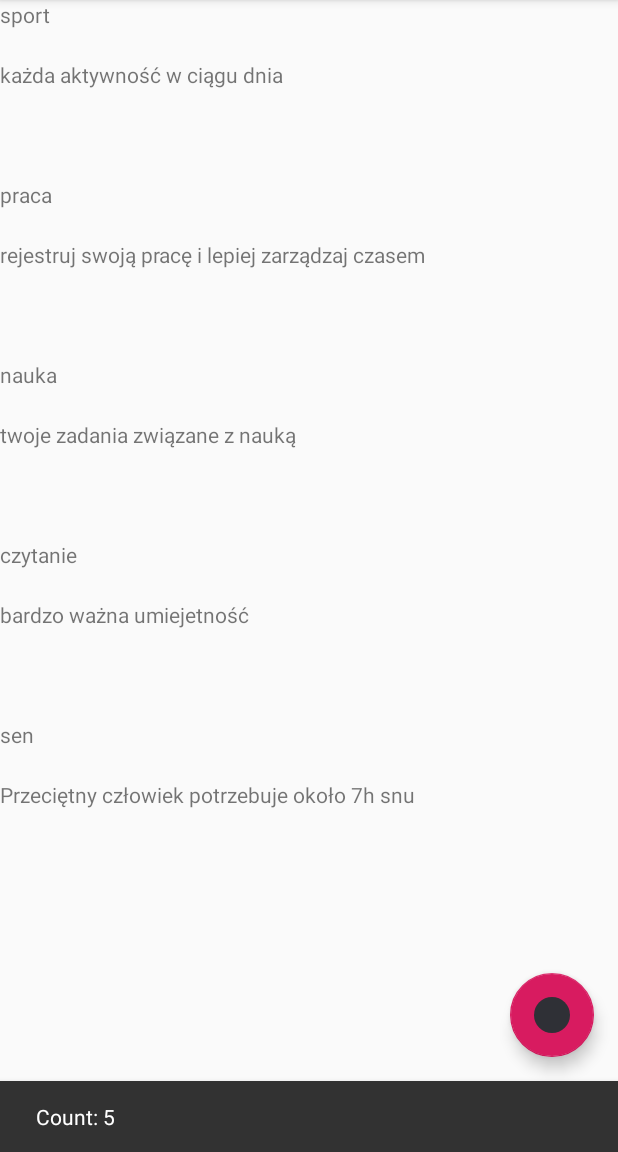
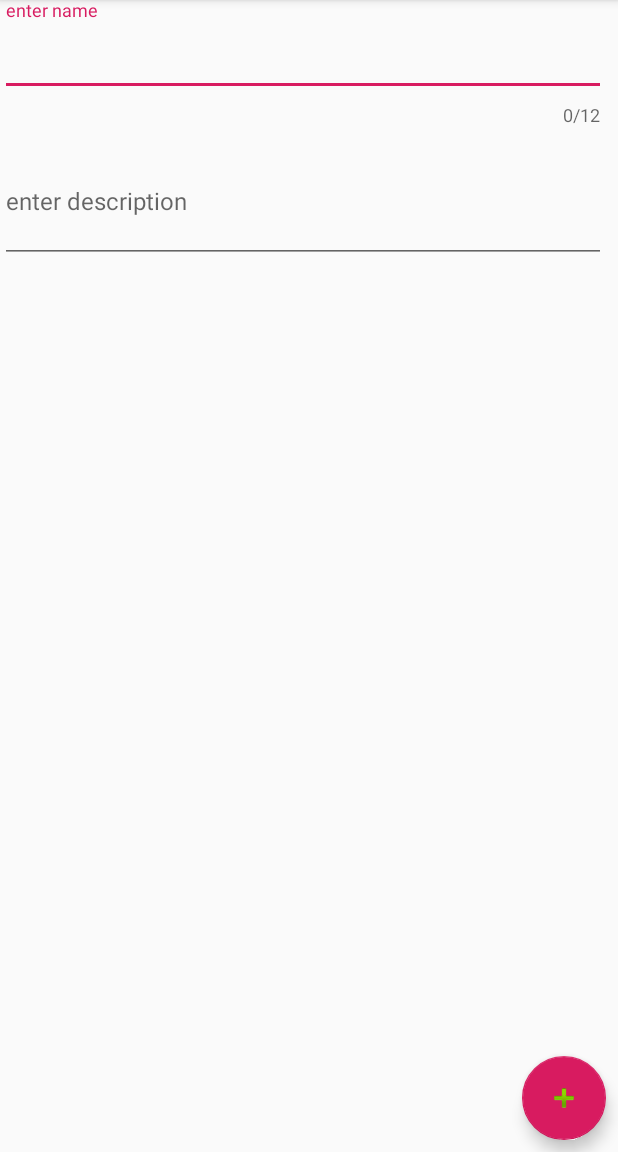
Before and after one commit to soczystys/android-timer, an Android app: the ActionsActivity screen opened directly, with no data from a screen before it, after a tap on an icon or button, on a phone screen of 412 x 824 dp, the part 84-1236 px from its top. Run offline under Robolectric (Android 15) with nearby library versions, the phone set to English and light mode, and no system bars; our stand-ins replace Room's generated code.

Commit message:
creating new action

```diff
--- a/app/build.gradle
+++ b/app/build.gradle
@@ -61,4 +61,5 @@ dependencies {
     annotationProcessor "androidx.room:room-compiler:$room_version"
     implementation 'androidx.gridlayout:gridlayout:1.0.0'
     implementation 'androidx.recyclerview:recyclerview:1.0.0'
+    implementation 'com.google.android.material:material:1.0.0'
 }
--- a/app/src/main/AndroidManifest.xml
+++ b/app/src/main/AndroidManifest.xml
@@ -9,7 +9,8 @@
         android:roundIcon="@mipmap/ic_launcher_round"
         android:supportsRtl="true"
         android:theme="@style/AppTheme">
-        <activity android:name=".main.data.roomexample.activityexample.ExampleActivity"></activity>
+        <activity android:name=".main.actions.ActionAddActivity"></activity>
+        <activity android:name=".main.data.roomexample.activityexample.ExampleActivity" />
         <activity android:name=".main.actions.ActionsActivity" />
         <activity android:name=".main.logs.LogsActivity" />
         <activity android:name=".main.timer.TimerActivity" />
--- /dev/null
+++ b/app/src/main/java/com/myprojects/android_timer/main/actions/ActionAddActivity.java
@@ -0,0 +1,59 @@
+package com.myprojects.android_timer.main.actions;
+
+import androidx.annotation.Nullable;
+import androidx.appcompat.app.AppCompatActivity;
+
+import android.content.Intent;
+import android.os.Bundle;
+import android.view.View;
+
+import com.google.android.material.textfield.TextInputLayout;
+import com.myprojects.android_timer.R;
+import com.myprojects.android_timer.main.data.newdata.entity.ActionEntity;
+
+import java.util.List;
+
+public class ActionAddActivity extends AppCompatActivity {
+    private TextInputLayout textInputTitle;
+    private TextInputLayout textInputDescription;
+    private List<String> list;
+    private ActionEntity actionEntity;
+
+    @Override
+    protected void onCreate(Bundle savedInstanceState) {
+        super.onCreate(savedInstanceState);
+        setContentView(R.layout.activity_action_add);
+        textInputTitle = findViewById(R.id.activity_action_add_name_layout);
+        textInputDescription = findViewById(R.id.activity_action_add_description_layout);
+    }
+
+    public boolean validate() {
+        list = getIntent().getStringArrayListExtra("LIST_OF_TITLES");
+        String title = textInputTitle.getEditText().getText().toString();
+        String description = textInputDescription.getEditText().getText().toString();
+        if (title.isEmpty()) {
+            textInputTitle.setError("Field can't be empty");
+            return false;
+        } else if (list.contains(title)) {
+            textInputTitle.setError("theres already an activity with given name");
+            return false;
+        } else if (title.length() > 12) {
+            textInputTitle.setError("name cant have more than 12 characters");
+            return false;
+        } else {
+            textInputTitle.setError(null);
+            actionEntity = new ActionEntity(title, description);
+            return true;
+//            textInputTitle.setErrorEnabled(false);
+        }
+    }
+
+    public void click(View view) {
+        if (validate()) {
+            Intent resultIntent = new Intent();
+            resultIntent.putExtra("RESULT_NEW_ACTION", actionEntity);
+            setResult(RESULT_OK, resultIntent);
+            finish();
+        }
+    }
+}
--- a/app/src/main/java/com/myprojects/android_timer/main/actions/ActionsActivity.java
+++ b/app/src/main/java/com/myprojects/android_timer/main/actions/ActionsActivity.java
@@ -1,11 +1,13 @@
 package com.myprojects.android_timer.main.actions;
 
+import androidx.annotation.Nullable;
 import androidx.appcompat.app.AppCompatActivity;
 import androidx.lifecycle.Observer;
 import androidx.lifecycle.ViewModelProviders;
 import androidx.recyclerview.widget.LinearLayoutManager;
 import androidx.recyclerview.widget.RecyclerView;
 
+import android.content.Intent;
 import android.os.Bundle;
 import android.view.View;
 import android.widget.Toast;
@@ -15,15 +17,19 @@ import com.google.android.material.snackbar.Snackbar;
 import com.myprojects.android_timer.R;
 import com.myprojects.android_timer.main.data.newdata.entity.ActionEntity;
 
+import java.util.ArrayList;
 import java.util.List;
 
 public class ActionsActivity extends AppCompatActivity {
-
+    private static final int NEW_ACTION = 229;
     private ActionsViewModel viewModel;
+    private FloatingActionButton fab;
+    private static ActionsActivity instance;
 
     @Override
     protected void onCreate(Bundle savedInstanceState) {
         super.onCreate(savedInstanceState);
+        instance = this;
         setContentView(R.layout.activity_actions);
         initRecyclerView();
     }
@@ -41,13 +47,40 @@ public class ActionsActivity extends AppCompatActivity {
                 adapter.setList(actionEntities);
             }
         });
-        FloatingActionButton fab = findViewById(R.id.fab_show_count);
+        fab = findViewById(R.id.fab_show_count);
         fab.setOnClickListener(new View.OnClickListener() {
             @Override
             public void onClick(View view) {
                 Snackbar.make(view, "Count: " + adapter.getItemCount(), Snackbar.LENGTH_LONG)
                         .setAction("ActionEntity", null).show();
+                Intent addActivityIntent = new Intent(instance, ActionAddActivity.class);
+                addActivityIntent.putStringArrayListExtra("LIST_OF_TITLES",
+                        (ArrayList<String>) getTitlesList());
+                startActivityForResult(addActivityIntent, NEW_ACTION);
             }
         });
+
+    }
+
+    private List<String> getTitlesList() {
+        List<String> list = new ArrayList<>();
+        List<ActionEntity> actions = viewModel.getAllActions().getValue();
+        for (ActionEntity actionEntity:actions) {
+            list.add(actionEntity.getName());
+        }
+        return list;
+    }
+
+    @Override
+    protected void onActivityResult(int requestCode, int resultCode, @Nullable Intent data) {
+        super.onActivityResult(requestCode, resultCode, data);
+        if (resultCode == RESULT_OK) {
+            ActionEntity actionEntity = data.getParcelableExtra("RESULT_NEW_ACTION");
+            if (actionEntity != null) {
+                viewModel.insert(actionEntity);
+                Snackbar.make(fab, "new item saved", Snackbar.LENGTH_LONG)
+                        .setAction("ActionEntity",null).show();
+            }
+        }
     }
 }
--- a/app/src/main/java/com/myprojects/android_timer/main/actions/ActionsViewModel.java
+++ b/app/src/main/java/com/myprojects/android_timer/main/actions/ActionsViewModel.java
@@ -25,6 +25,7 @@ public class ActionsViewModel extends AndroidViewModel{
     public void insert(ActionEntity entity) {
         repository.insertAction(entity);
     }
+
     public void delete(ActionEntity entity) {
         repository.deleteAction(entity);
     }
--- a/app/src/main/java/com/myprojects/android_timer/main/data/newdata/dao/LogDao.java
+++ b/app/src/main/java/com/myprojects/android_timer/main/data/newdata/dao/LogDao.java
@@ -17,8 +17,8 @@ public interface LogDao {
     @Query("SELECT * FROM LOG_TABLE")
     LiveData<List<LogEntity>> getAll();
 
-    @Query("SELECT * FROM LOG_TABLE WHERE title LIKE :title")
-    List<LogEntity> getAllWithTitle(String title);
+    @Query("SELECT * FROM LOG_TABLE WHERE ACTION_ID = :id")
+    List<LogEntity> getAllWithActionId(int id);
 
     @Insert
     void insert(LogEntity... logEntities);
--- a/app/src/main/java/com/myprojects/android_timer/main/data/newdata/database/AppDatabase.java
+++ b/app/src/main/java/com/myprojects/android_timer/main/data/newdata/database/AppDatabase.java
@@ -15,7 +15,7 @@ import com.myprojects.android_timer.main.data.newdata.dao.LogDao;
 import com.myprojects.android_timer.main.data.newdata.entity.ActionEntity;
 import com.myprojects.android_timer.main.data.newdata.entity.LogEntity;
 
-@Database(entities = {ActionEntity.class, LogEntity.class}, version = 5, exportSchema = false)
+@Database(entities = {ActionEntity.class, LogEntity.class}, version = 6, exportSchema = false)
 public abstract class AppDatabase extends RoomDatabase {
 
     private static final String TAG = "AppDatabase";
@@ -45,6 +45,8 @@ public abstract class AppDatabase extends RoomDatabase {
         }
     };
 
+
+
     private static class PopulateDbAsyncTask extends AsyncTask<Void, Void, Void> {
         //        private NoteDao noteDao;
         private ActionDao actionDao;
--- a/app/src/main/java/com/myprojects/android_timer/main/data/newdata/repository/Repository.java
+++ b/app/src/main/java/com/myprojects/android_timer/main/data/newdata/repository/Repository.java
@@ -59,7 +59,11 @@ public class Repository {
 
     public void deleteAllLogs() {
         new LogAsyncTask(logDao, OperationType.DELETE_ALL).execute(
-                new LogEntity(-1,null,null,null,null));
+//                new LogEntity(-1,null,null,null,null));
+                new LogEntity(-1,1,
+                        1,1,
+                        1,1,
+                        1,1,1,1));
     }
 
     public LiveData<List<LogEntity>> getAllLogs() {
--- /dev/null
+++ b/app/src/main/res/layout/activity_action_add.xml
@@ -0,0 +1,62 @@
+<?xml version="1.0" encoding="utf-8"?>
+<androidx.constraintlayout.widget.ConstraintLayout xmlns:android="http://schemas.android.com/apk/res/android"
+    xmlns:app="http://schemas.android.com/apk/res-auto"
+    xmlns:tools="http://schemas.android.com/tools"
+    android:layout_width="match_parent"
+    android:layout_height="match_parent"
+    tools:context=".main.actions.ActionAddActivity">
+
+    <com.google.android.material.textfield.TextInputLayout
+        android:id="@+id/activity_action_add_name_layout"
+        app:counterEnabled="true"
+        app:counterMaxLength="12"
+        app:errorEnabled="true"
+        android:layout_width="match_parent"
+        android:layout_height="wrap_content"
+        android:layout_marginEnd="8dp"
+        app:layout_constraintEnd_toEndOf="parent"
+        app:layout_constraintStart_toStartOf="parent"
+        app:layout_constraintTop_toTopOf="parent">
+
+        <com.google.android.material.textfield.TextInputEditText
+            android:id="@+id/activity_action_add_name"
+            android:layout_width="match_parent"
+            android:layout_height="wrap_content"
+            android:hint="@string/enter_name"
+            android:textSize="24sp" />
+
+    </com.google.android.material.textfield.TextInputLayout>
+
+    <com.google.android.material.textfield.TextInputLayout
+
+        android:id="@+id/activity_action_add_description_layout"
+        android:layout_width="match_parent"
+        android:layout_height="wrap_content"
+        android:layout_marginEnd="8dp"
+        app:layout_constraintEnd_toEndOf="parent"
+        app:layout_constraintStart_toStartOf="parent"
+        app:layout_constraintTop_toBottomOf="@id/activity_action_add_name_layout">
+
+        <com.google.android.material.textfield.TextInputEditText
+            android:id="@+id/activity_action_add_description"
+            android:layout_width="match_parent"
+            android:layout_height="wrap_content"
+            android:hint="@string/enter_description"
+            android:lines="3"
+            android:textSize="16sp" />
+
+    </com.google.android.material.textfield.TextInputLayout>
+
+    <com.google.android.material.floatingactionbutton.FloatingActionButton
+        android:id="@+id/floatingActionButton"
+        android:layout_width="wrap_content"
+        android:layout_height="wrap_content"
+        android:layout_marginEnd="8dp"
+        android:layout_marginBottom="8dp"
+        android:clickable="true"
+        android:onClick="click"
+        app:layout_constraintBottom_toBottomOf="parent"
+        app:layout_constraintEnd_toEndOf="parent"
+        app:srcCompat="@android:drawable/ic_input_add" />
+
+</androidx.constraintlayout.widget.ConstraintLayout>
--- a/app/src/main/res/layout/card_item_view.xml
+++ b/app/src/main/res/layout/card_item_view.xml
@@ -22,7 +22,6 @@
             android:layout_marginStart="8dp"
             android:layout_marginTop="8dp"
             android:layout_marginEnd="8dp"
-            android:text="TextView"
             app:layout_constraintEnd_toStartOf="@+id/fab_play"
             app:layout_constraintStart_toStartOf="parent"
             app:layout_constraintTop_toTopOf="parent" />
--- a/app/src/main/res/values/strings.xml
+++ b/app/src/main/res/values/strings.xml
@@ -2,4 +2,6 @@
     <string name="app_name">android-timer</string>
     <string name="action_settings">Settings</string>
     <string name="timer_cleared">00:00:00</string>
+    <string name="enter_name">enter name</string>
+    <string name="enter_description">enter description</string>
 </resources>
```
Also changed, not shown: app/src/main/java/com/myprojects/android_timer/main/data/newdata/entity/ActionEntity.java (+34 -1 lines), app/src/main/java/com/myprojects/android_timer/main/data/newdata/entity/LogEntity.java (+69 -21 lines), app/src/main/res/layout/activity_item.xml (+35 -6 lines).
